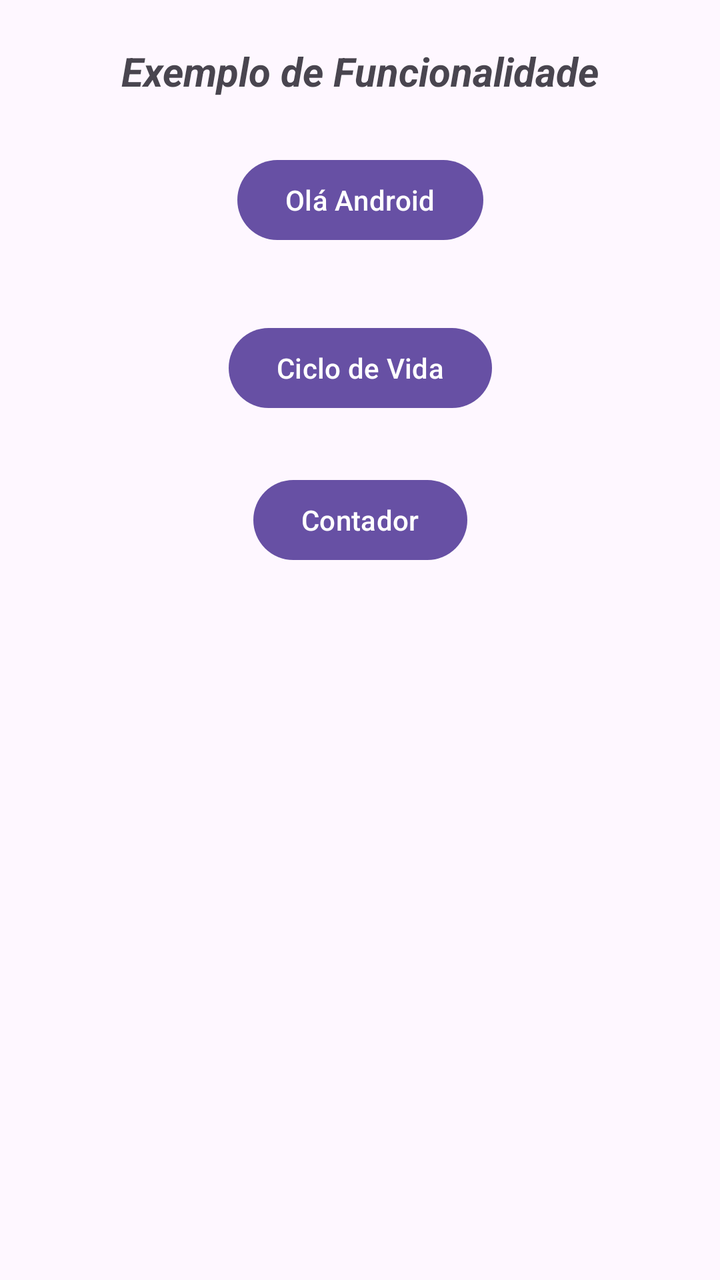
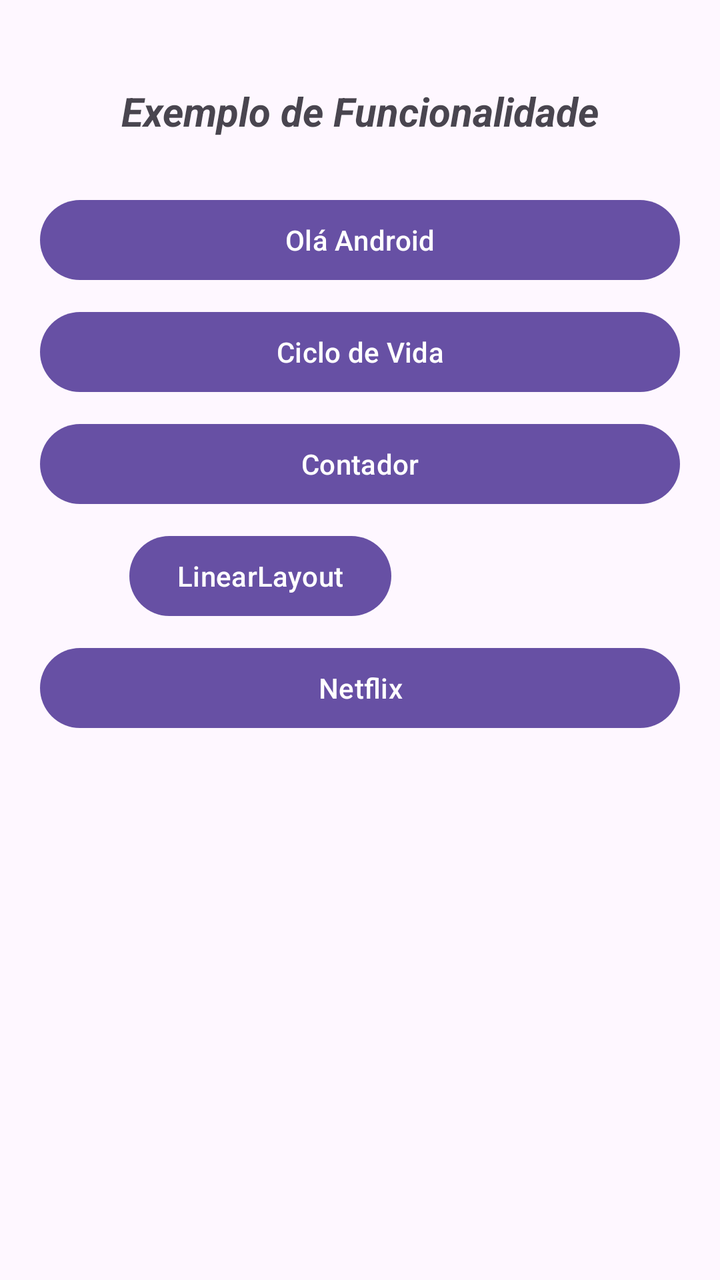

The first picture is an Android layout as it rendered before a commit; the second is the same layout after the commit. The layout source and the unified diff follow.
<!-- AndroidManifest.xml: application theme Theme.MeuAPP -->
<!-- res/layout/activity_principal.xml -->
<?xml version="1.0" encoding="utf-8"?>
<androidx.constraintlayout.widget.ConstraintLayout xmlns:android="http://schemas.android.com/apk/res/android"
    xmlns:app="http://schemas.android.com/apk/res-auto"
    xmlns:tools="http://schemas.android.com/tools"
    android:id="@+id/main"
    android:layout_width="match_parent"
    android:layout_height="match_parent"
    tools:context=".Principal">

    <Button
        android:id="@+id/btOla"
        android:layout_width="wrap_content"
        android:layout_height="wrap_content"
        android:layout_marginTop="76dp"
        android:text="@string/ola"
        app:layout_constraintEnd_toEndOf="parent"
        app:layout_constraintStart_toStartOf="parent"
        app:layout_constraintTop_toTopOf="parent" />

    <Button
        android:id="@+id/btCiclo"
        android:layout_width="wrap_content"
        android:layout_height="wrap_content"
        android:layout_marginTop="36dp"
        android:text="@string/ciclo"
        app:layout_constraintEnd_toEndOf="parent"
        app:layout_constraintStart_toStartOf="parent"
        app:layout_constraintTop_toBottomOf="@+id/btOla" />

    <Button
        android:id="@+id/btContador"
        android:layout_width="wrap_content"
        android:layout_height="wrap_content"
        android:layout_marginTop="28dp"
        android:text="@string/contador"
        app:layout_constraintEnd_toEndOf="parent"
        app:layout_constraintStart_toStartOf="parent"
        app:layout_constraintTop_toBottomOf="@+id/btCiclo" />

    <TextView
        android:id="@+id/textView2"
        android:layout_width="wrap_content"
        android:layout_height="wrap_content"
        android:layout_marginTop="22dp"
        android:text="@string/titulo"
        android:textSize="20sp"
        android:textStyle="bold|italic"
        app:layout_constraintEnd_toEndOf="parent"
        app:layout_constraintStart_toStartOf="parent"
        app:layout_constraintTop_toTopOf="parent" />
</androidx.constraintlayout.widget.ConstraintLayout>
<!-- resources referenced by this layout -->
<resources>
  <string name="ciclo">Ciclo de Vida</string>
  <string name="contador">Contador</string>
  <string name="ola">Olá Android</string>
  <string name="titulo">Exemplo de Funcionalidade</string>
  <style name="Theme.MeuAPP" parent="Base.Theme.MeuAPP" />
  <style name="Base.Theme.MeuAPP" parent="Theme.Material3.DayNight.NoActionBar">
          
          
      </style>
</resources>

<!-- the commit's change to res/layout/activity_principal.xml (unified diff, before → after) -->
@@ -5,11 +5,12 @@
     android:id="@+id/main"
     android:layout_width="match_parent"
     android:layout_height="match_parent"
+    android:padding="20dp"
     tools:context=".Principal">
 
     <Button
         android:id="@+id/btOla"
-        android:layout_width="wrap_content"
+        android:layout_width="0dp"
         android:layout_height="wrap_content"
         android:layout_marginTop="76dp"
         android:text="@string/ola"
@@ -19,9 +20,9 @@
 
     <Button
         android:id="@+id/btCiclo"
-        android:layout_width="wrap_content"
+        android:layout_width="0dp"
         android:layout_height="wrap_content"
-        android:layout_marginTop="36dp"
+        android:layout_marginTop="8dp"
         android:text="@string/ciclo"
         app:layout_constraintEnd_toEndOf="parent"
         app:layout_constraintStart_toStartOf="parent"
@@ -29,9 +30,9 @@
 
     <Button
         android:id="@+id/btContador"
-        android:layout_width="wrap_content"
+        android:layout_width="0dp"
         android:layout_height="wrap_content"
-        android:layout_marginTop="28dp"
+        android:layout_marginTop="8dp"
         android:text="@string/contador"
         app:layout_constraintEnd_toEndOf="parent"
         app:layout_constraintStart_toStartOf="parent"
@@ -48,4 +49,25 @@
         app:layout_constraintEnd_toEndOf="parent"
         app:layout_constraintStart_toStartOf="parent"
         app:layout_constraintTop_toTopOf="parent" />
+
+    <Button
+        android:id="@+id/btLinear"
+        android:layout_width="131dp"
+        android:layout_height="wrap_content"
+        android:layout_marginTop="8dp"
+        android:layout_marginEnd="100dp"
+        android:text="LinearLayout"
+        app:layout_constraintEnd_toEndOf="parent"
+        app:layout_constraintStart_toStartOf="parent"
+        app:layout_constraintTop_toBottomOf="@+id/btContador" />
+
+    <Button
+        android:id="@+id/btNetflix"
+        android:layout_width="0dp"
+        android:layout_height="wrap_content"
+        android:layout_marginTop="8dp"
+        android:text="Netflix"
+        app:layout_constraintEnd_toEndOf="parent"
+        app:layout_constraintStart_toStartOf="parent"
+        app:layout_constraintTop_toBottomOf="@+id/btLinear" />
 </androidx.constraintlayout.widget.ConstraintLayout>
<!-- resource entries referenced after the edit -->
@@ -4,10 +4,13 @@
   <string name="contador">Contador</string>
   <string name="ola">Olá Android</string>
   <string name="titulo">Exemplo de Funcionalidade</string>
-  <style name="Theme.MeuAPP" parent="Base.Theme.MeuAPP" />
+  <style name="Theme.MeuAPP" parent="Base.Theme.MeuAPP">
+          <item name="android:statusBarColor">@color/red</item>"
+      </style>
   <style name="Base.Theme.MeuAPP" parent="Theme.Material3.DayNight.NoActionBar">
           
           
       </style>
+  <color name="red">#FF0000</color>
 </resources>
 
